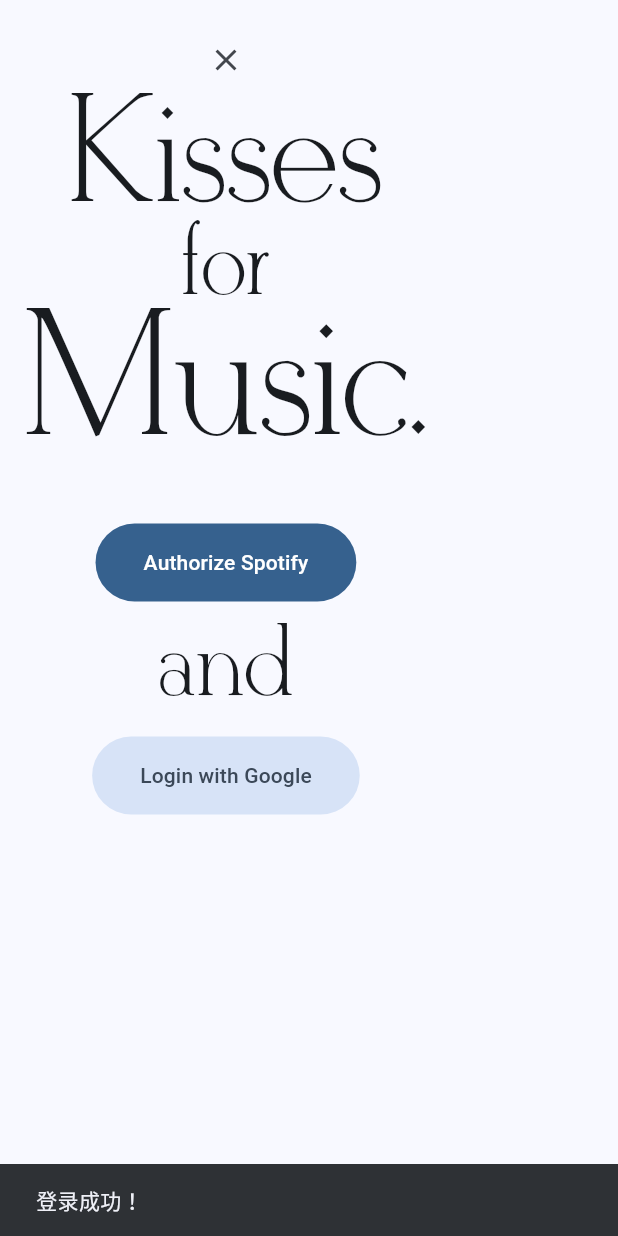
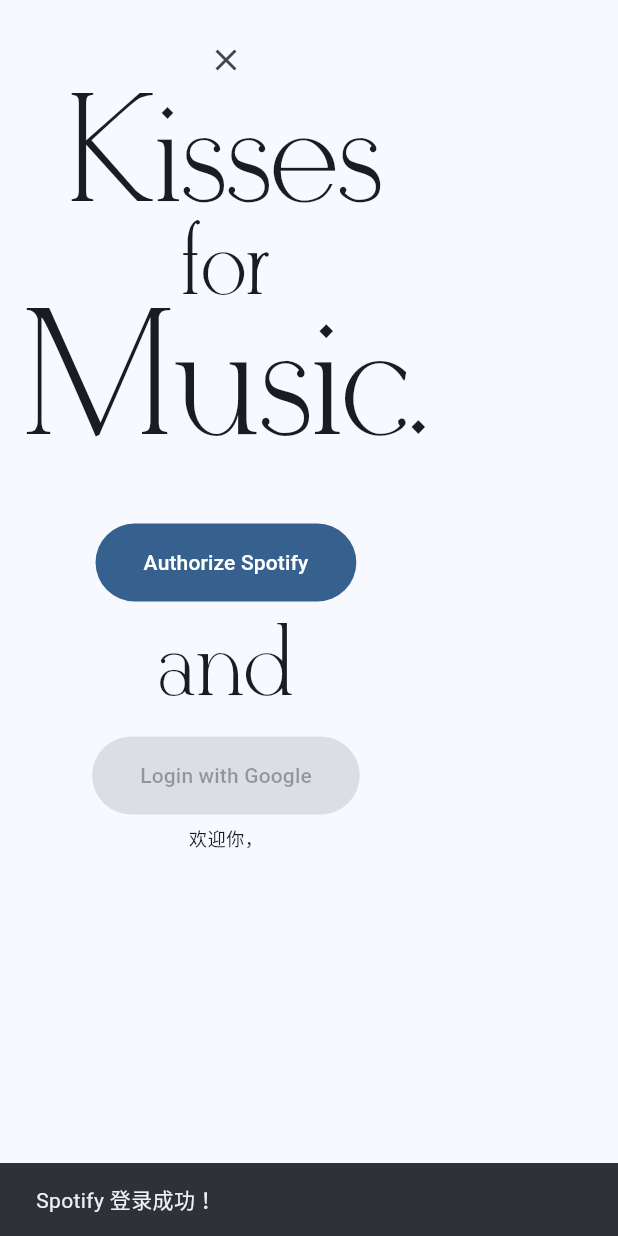
Before and after one commit to p2o51/spotoolfy_flutter, a Flutter app: the Login widget shown alone on an empty page, opened directly, after a tap on "Authorize Spotify", on a phone screen of 412 x 824 dp. Run offline on Flutter 3.47's test engine with Material 3 defaults, Android fonts, the phone set to English and light mode, and no system bars; our stand-ins replace firebase_auth, firebase_core, flutter_secure_storage, google_sign_in; missing offline and left inert: flutter_appauth; accounts and stored records are empty.

Commit message:
完成了 firebase 集成和 Google 认证。

```diff
--- a/lib/pages/login.dart
+++ b/lib/pages/login.dart
@@ -1,14 +1,15 @@
 import 'package:flutter/material.dart';
 import 'package:provider/provider.dart';
 import '../providers/spotify_provider.dart';
+import '../providers/auth_provider.dart';
 
 class Login extends StatelessWidget {
   const Login({super.key});
 
   @override
   Widget build(BuildContext context) {
-    // 获取 SpotifyProvider
     final spotifyProvider = Provider.of<SpotifyProvider>(context);
+    final authProvider = Provider.of<AuthProvider>(context);
 
     return Container(
       padding: const EdgeInsets.all(16),
@@ -36,13 +37,13 @@
                     await spotifyProvider.login();
                     if (context.mounted) {
                       ScaffoldMessenger.of(context).showSnackBar(
-                        const SnackBar(content: Text('登录成功！')),
+                        const SnackBar(content: Text('Spotify 登录成功！')),
                       );
                     }
                   } catch (e) {
                     if (context.mounted) {
                       ScaffoldMessenger.of(context).showSnackBar(
-                        SnackBar(content: Text('登录失败: $e')),
+                        SnackBar(content: Text('Spotify 登录失败: $e')),
                       );
                     }
                   }
@@ -76,11 +77,40 @@
             style: FilledButton.styleFrom(
               padding: const EdgeInsets.symmetric(horizontal: 32, vertical: 16),
             ),
-            onPressed: () {
-              // TODO: 实现 Google 登录逻辑
-            },
-            child: const Text('Login with Google'),
+            onPressed: authProvider.isLoading || authProvider.isSignedIn
+              ? null
+              : () async {
+                  try {
+                    final credential = await authProvider.signInWithGoogle();
+                    if (context.mounted && credential != null) {
+                      ScaffoldMessenger.of(context).showSnackBar(
+                        const SnackBar(content: Text('Google 登录成功！')),
+                      );
+                    }
+                  } catch (e) {
+                    if (context.mounted) {
+                      ScaffoldMessenger.of(context).showSnackBar(
+                        SnackBar(content: Text('Google 登录失败: $e')),
+                      );
+                    }
+                  }
+                },
+            child: authProvider.isLoading
+              ? const SizedBox(
+                  width: 20,
+                  height: 20,
+                  child: CircularProgressIndicator(strokeWidth: 2),
+                )
+              : const Text('Login with Google'),
           ),
+          if (authProvider.userDisplayName != null)
+            Padding(
+              padding: const EdgeInsets.only(top: 8),
+              child: Text(
+                '欢迎你，${authProvider.userDisplayName}',
+                style: Theme.of(context).textTheme.bodySmall,
+              ),
+            ),
         ],
       ),
     );
--- a/pubspec.yaml
+++ b/pubspec.yaml
@@ -39,6 +39,10 @@
   flutter_secure_storage: ^9.2.2
   http: ^1.2.2
   provider: ^6.1.2
+  firebase_core: ^3.8.0
+  firebase_auth: ^5.3.3
+  cloud_firestore: ^5.5.0
+  google_sign_in: ^6.2.2
 
 dev_dependencies:
   flutter_test:
```
Also changed, not shown: firepit-log.txt (added, +25 -0 lines), lib/main.dart (+14 -3 lines), lib/providers/auth_provider.dart (added, +76 -0 lines), firebase.json (added), lib/firebase_options.dart (added), pubspec.lock, 5 other files.
